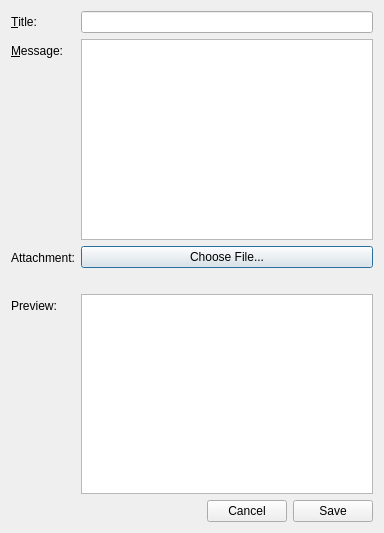
The window that FluidNexus/ui/FluidNexusNewMessage.ui (zeitkunst/FluidNexus) describes before a commit, drawn with Qt 5.
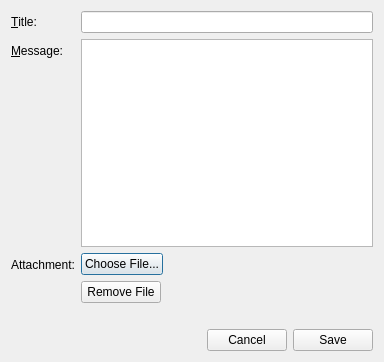
The same window after the commit. Icons and pictures are not drawn.

Commit message: -- adding/editing messages with attachments works now; starting on forming the messages

```diff
--- a/FluidNexus/ui/FluidNexusNewMessage.ui
+++ b/FluidNexus/ui/FluidNexusNewMessage.ui
@@ -7,7 +7,7 @@
     <x>0</x>
     <y>0</y>
     <width>384</width>
-    <height>533</height>
+    <height>362</height>
    </rect>
   </property>
   <property name="windowTitle">
@@ -66,11 +66,30 @@
       <layout class="QVBoxLayout" name="verticalLayout_3">
        <item>
         <widget class="QPushButton" name="fileSelectionButton">
+         <property name="sizePolicy">
+          <sizepolicy hsizetype="Fixed" vsizetype="Fixed">
+           <horstretch>0</horstretch>
+           <verstretch>0</verstretch>
+          </sizepolicy>
+         </property>
          <property name="text">
           <string>Choose File...</string>
          </property>
         </widget>
        </item>
+       <item>
+        <widget class="QPushButton" name="fileRemoveButton">
+         <property name="sizePolicy">
+          <sizepolicy hsizetype="Fixed" vsizetype="Fixed">
+           <horstretch>0</horstretch>
+           <verstretch>0</verstretch>
+          </sizepolicy>
+         </property>
+         <property name="text">
+          <string>Remove File</string>
+         </property>
+        </widget>
+       </item>
        <item>
         <widget class="QLabel" name="fileSelectedLabel">
          <property name="maximumSize">
@@ -87,23 +106,6 @@
       </layout>
      </item>
      <item row="3" column="0">
-      <widget class="QLabel" name="previewLabel">
-       <property name="enabled">
-        <bool>true</bool>
-       </property>
-       <property name="text">
-        <string>Preview:</string>
-       </property>
-      </widget>
-     </item>
-     <item row="3" column="1">
-      <widget class="QGraphicsView" name="previewImage">
-       <property name="enabled">
-        <bool>true</bool>
-       </property>
-      </widget>
-     </item>
-     <item row="4" column="0">
       <spacer name="horizontalSpacer_2">
        <property name="orientation">
         <enum>Qt::Horizontal</enum>
@@ -116,7 +118,7 @@
        </property>
       </spacer>
      </item>
-     <item row="4" column="1">
+     <item row="3" column="1">
       <layout class="QHBoxLayout" name="horizontalLayout_3">
        <item>
         <spacer name="horizontalSpacer">
```
Left out of the diff: 4 changed lines with no effect on the pictures. The commit also changes 11 other files.
